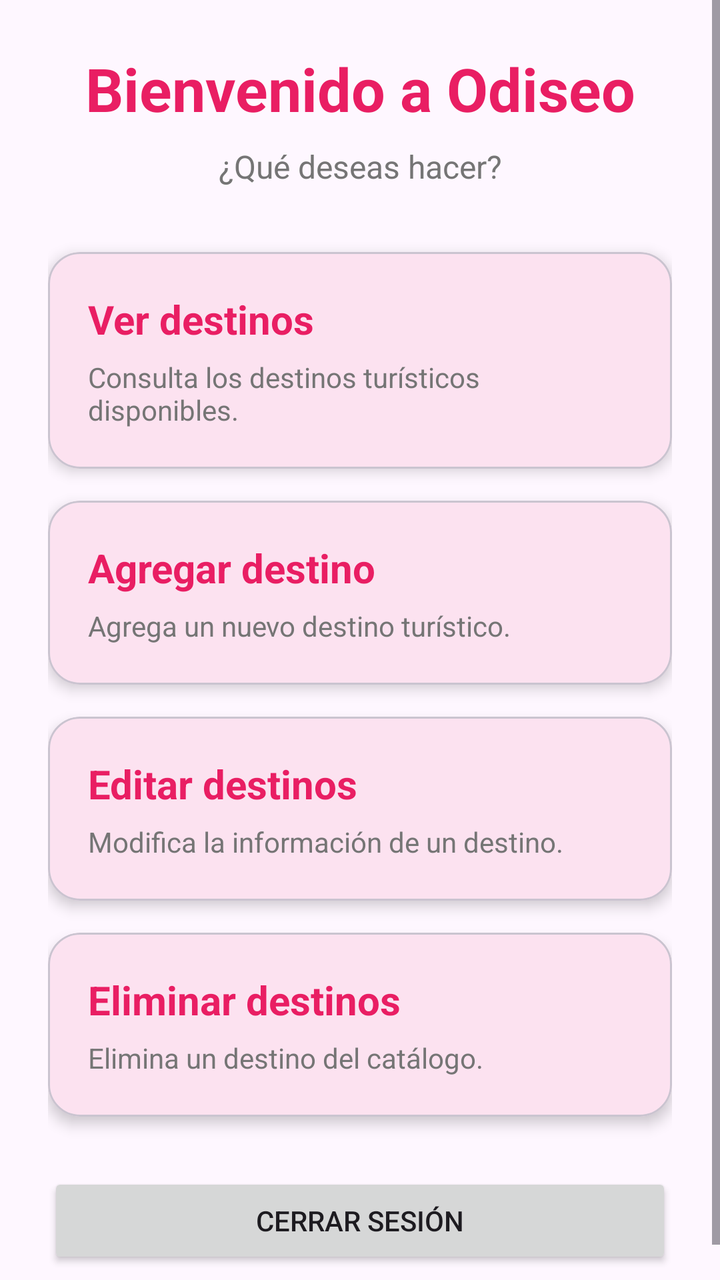
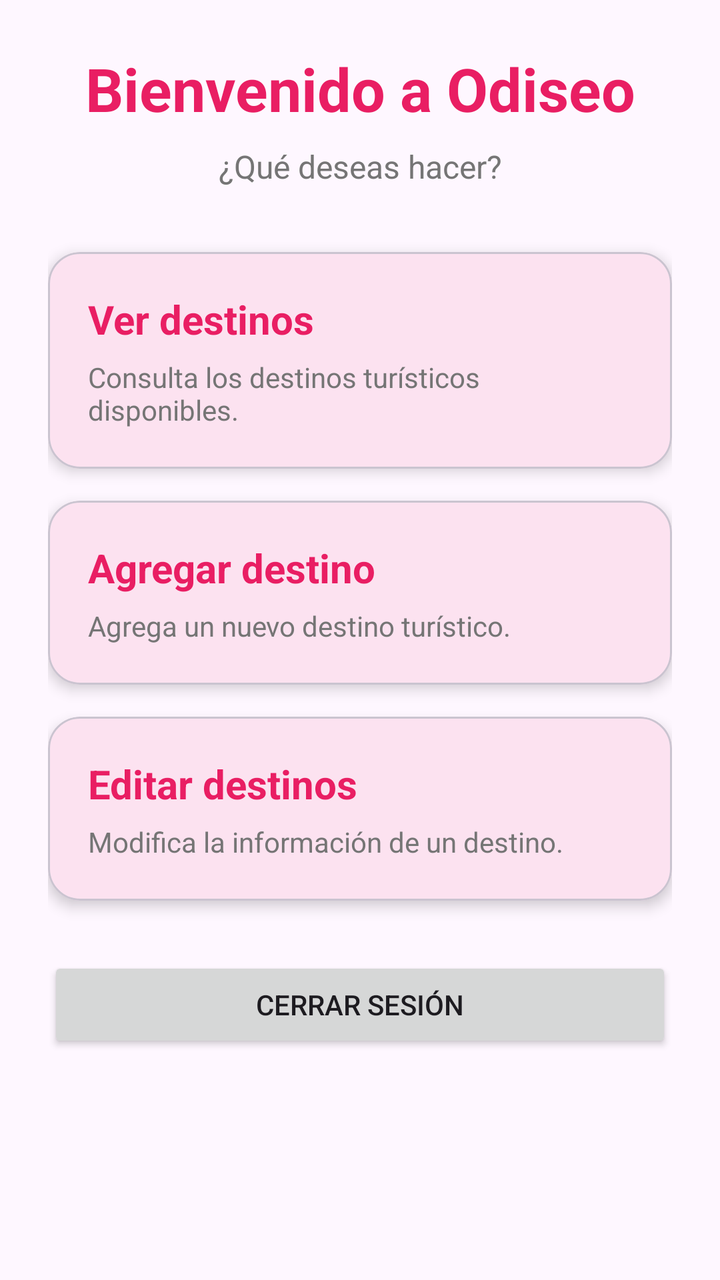

An Android layout rendered at two revisions. The XML below is the earlier revision; the diff shows what the commit changed to produce the second picture.
<!-- AndroidManifest.xml: application theme Theme.Odiseo -->
<!-- res/layout/activity_inicio.xml -->
<?xml version="1.0" encoding="utf-8"?>
<ScrollView
    xmlns:android="http://schemas.android.com/apk/res/android"
    xmlns:app="http://schemas.android.com/apk/res-auto"
    android:layout_width="match_parent"
    android:layout_height="match_parent">

    <LinearLayout
        android:layout_width="match_parent"
        android:layout_height="wrap_content"
        android:orientation="vertical"
        android:padding="24dp">

        <TextView
            android:id="@+id/tvBienvenida"
            android:layout_width="match_parent"
            android:layout_height="wrap_content"
            android:gravity="center"
            android:text="@string/bienvenida_odiseo"
            android:textColor="@color/primary"
            android:textSize="30sp"
            android:textStyle="bold" />

        <TextView
            android:id="@+id/tvSubtituloInicio"
            android:layout_width="match_parent"
            android:layout_height="wrap_content"
            android:layout_marginTop="8dp"
            android:gravity="center"
            android:text="@string/subtitulo_inicio"
            android:textColor="@color/secondary_text"
            android:textSize="16sp" />

        <com.google.android.material.card.MaterialCardView
            android:id="@+id/cardVerDestinos"
            android:layout_width="match_parent"
            android:layout_height="wrap_content"
            android:layout_marginTop="32dp"
            app:cardCornerRadius="16dp"
            app:cardElevation="4dp">

            <LinearLayout
                android:layout_width="match_parent"
                android:layout_height="wrap_content"
                android:orientation="vertical"
                android:padding="20dp">

                <TextView
                    android:layout_width="match_parent"
                    android:layout_height="wrap_content"
                    android:text="@string/ver_destinos"
                    android:textColor="@color/primary"
                    android:textSize="20sp"
                    android:textStyle="bold" />

                <TextView
                    android:layout_width="match_parent"
                    android:layout_height="wrap_content"
                    android:layout_marginTop="6dp"
                    android:text="@string/ver_destinos_descripcion"
                    android:textColor="@color/secondary_text"
                    android:textSize="14sp" />

            </LinearLayout>

        </com.google.android.material.card.MaterialCardView>

        <com.google.android.material.card.MaterialCardView
            android:id="@+id/cardAgregarDestino"
            android:layout_width="match_parent"
            android:layout_height="wrap_content"
            android:layout_marginTop="16dp"
            app:cardCornerRadius="16dp"
            app:cardElevation="4dp">

            <LinearLayout
                android:layout_width="match_parent"
                android:layout_height="wrap_content"
                android:orientation="vertical"
                android:padding="20dp">

                <TextView
                    android:layout_width="match_parent"
                    android:layout_height="wrap_content"
                    android:text="@string/agregar_destino"
                    android:textColor="@color/primary"
                    android:textSize="20sp"
                    android:textStyle="bold" />

                <TextView
                    android:layout_width="match_parent"
                    android:layout_height="wrap_content"
                    android:layout_marginTop="6dp"
                    android:text="@string/agregar_destino_descripcion"
                    android:textColor="@color/secondary_text"
                    android:textSize="14sp" />

            </LinearLayout>

        </com.google.android.material.card.MaterialCardView>

        <com.google.android.material.card.MaterialCardView
            android:id="@+id/cardEditarDestino"
            android:layout_width="match_parent"
            android:layout_height="wrap_content"
            android:layout_marginTop="16dp"
            app:cardCornerRadius="16dp"
            app:cardElevation="4dp">

            <LinearLayout
                android:layout_width="match_parent"
                android:layout_height="wrap_content"
                android:orientation="vertical"
                android:padding="20dp">

                <TextView
                    android:layout_width="match_parent"
                    android:layout_height="wrap_content"
                    android:text="@string/editar_destinos"
                    android:textColor="@color/primary"
                    android:textSize="20sp"
                    android:textStyle="bold" />

                <TextView
                    android:layout_width="match_parent"
                    android:layout_height="wrap_content"
                    android:layout_marginTop="6dp"
                    android:text="@string/editar_destinos_descripcion"
                    android:textColor="@color/secondary_text"
                    android:textSize="14sp" />

            </LinearLayout>

        </com.google.android.material.card.MaterialCardView>

        <com.google.android.material.card.MaterialCardView
            android:id="@+id/cardEliminarDestino"
            android:layout_width="match_parent"
            android:layout_height="wrap_content"
            android:layout_marginTop="16dp"
            app:cardCornerRadius="16dp"
            app:cardElevation="4dp">

            <LinearLayout
                android:layout_width="match_parent"
                android:layout_height="wrap_content"
                android:orientation="vertical"
                android:padding="20dp">

                <TextView
                    android:layout_width="match_parent"
                    android:layout_height="wrap_content"
                    android:text="@string/eliminar_destinos"
                    android:textColor="@color/primary"
                    android:textSize="20sp"
                    android:textStyle="bold" />

                <TextView
                    android:layout_width="match_parent"
                    android:layout_height="wrap_content"
                    android:layout_marginTop="6dp"
                    android:text="@string/eliminar_destinos_descripcion"
                    android:textColor="@color/secondary_text"
                    android:textSize="14sp" />

            </LinearLayout>

        </com.google.android.material.card.MaterialCardView>

        <Button
            android:id="@+id/btnCerrarSesion"
            android:layout_width="match_parent"
            android:layout_height="wrap_content"
            android:layout_marginTop="28dp"
            android:text="@string/cerrar_sesion" />

    </LinearLayout>

</ScrollView>
<!-- resources referenced by this layout -->
<resources>
  <color name="primary">#E91E63</color>
  <color name="secondary_text">#757575</color>
  <string name="agregar_destino">Agregar destino</string>
  <string name="agregar_destino_descripcion">Agrega un nuevo destino turístico.</string>
  <string name="bienvenida_odiseo">Bienvenido a Odiseo</string>
  <string name="cerrar_sesion">Cerrar sesión</string>
  <string name="editar_destinos">Editar destinos</string>
  <string name="editar_destinos_descripcion">Modifica la información de un destino.</string>
  <string name="eliminar_destinos">Eliminar destinos</string>
  <string name="eliminar_destinos_descripcion">Elimina un destino del catálogo.</string>
  <string name="subtitulo_inicio">¿Qué deseas hacer?</string>
  <string name="ver_destinos">Ver destinos</string>
  <string name="ver_destinos_descripcion">Consulta los destinos turísticos disponibles.</string>
  <style name="Theme.Odiseo" parent="Base.Theme.Odiseo" />
  <style name="Base.Theme.Odiseo" parent="Theme.Material3.DayNight.NoActionBar">
  
          <item name="colorPrimary">@color/primary</item>
          <item name="colorOnPrimary">@color/white</item>
  
          <item name="colorPrimaryContainer">@color/light_primary</item>
          <item name="colorOnPrimaryContainer">@color/primary_text</item>
  
          <item name="colorSecondary">@color/accent</item>
          <item name="colorOnSecondary">@color/white</item>
  
          <item name="android:colorAccent">@color/primary</item>
  
      </style>
  <color name="white">#FFFFFF</color>
  <color name="light_primary">#F8BBD0</color>
  <color name="primary_text">#212121</color>
  <color name="accent">#607D8B</color>
</resources>

<!-- the commit's change to res/layout/activity_inicio.xml (unified diff, before → after) -->
@@ -133,40 +133,6 @@
 
         </com.google.android.material.card.MaterialCardView>
 
-        <com.google.android.material.card.MaterialCardView
-            android:id="@+id/cardEliminarDestino"
-            android:layout_width="match_parent"
-            android:layout_height="wrap_content"
-            android:layout_marginTop="16dp"
-            app:cardCornerRadius="16dp"
-            app:cardElevation="4dp">
-
-            <LinearLayout
-                android:layout_width="match_parent"
-                android:layout_height="wrap_content"
-                android:orientation="vertical"
-                android:padding="20dp">
-
-                <TextView
-                    android:layout_width="match_parent"
-                    android:layout_height="wrap_content"
-                    android:text="@string/eliminar_destinos"
-                    android:textColor="@color/primary"
-                    android:textSize="20sp"
-                    android:textStyle="bold" />
-
-                <TextView
-                    android:layout_width="match_parent"
-                    android:layout_height="wrap_content"
-                    android:layout_marginTop="6dp"
-                    android:text="@string/eliminar_destinos_descripcion"
-                    android:textColor="@color/secondary_text"
-                    android:textSize="14sp" />
-
-            </LinearLayout>
-
-        </com.google.android.material.card.MaterialCardView>
-
         <Button
             android:id="@+id/btnCerrarSesion"
             android:layout_width="match_parent"
<!-- resource entries referenced after the edit -->
@@ -8,8 +8,6 @@
   <string name="cerrar_sesion">Cerrar sesión</string>
   <string name="editar_destinos">Editar destinos</string>
   <string name="editar_destinos_descripcion">Modifica la información de un destino.</string>
-  <string name="eliminar_destinos">Eliminar destinos</string>
-  <string name="eliminar_destinos_descripcion">Elimina un destino del catálogo.</string>
   <string name="subtitulo_inicio">¿Qué deseas hacer?</string>
   <string name="ver_destinos">Ver destinos</string>
   <string name="ver_destinos_descripcion">Consulta los destinos turísticos disponibles.</string>
